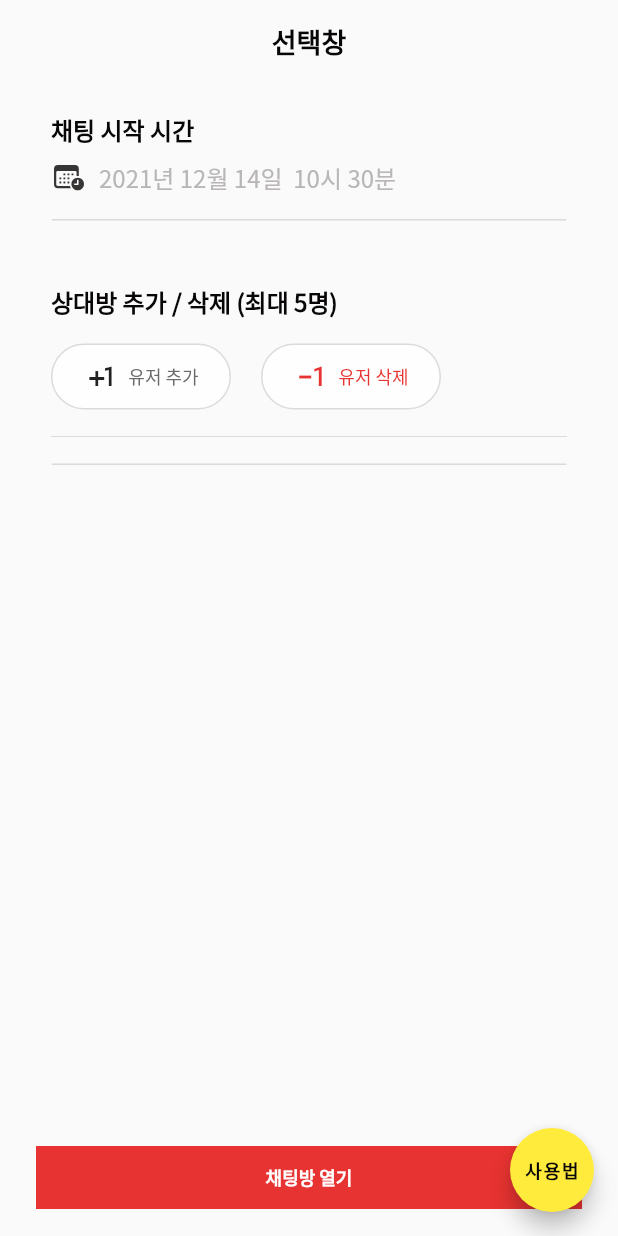
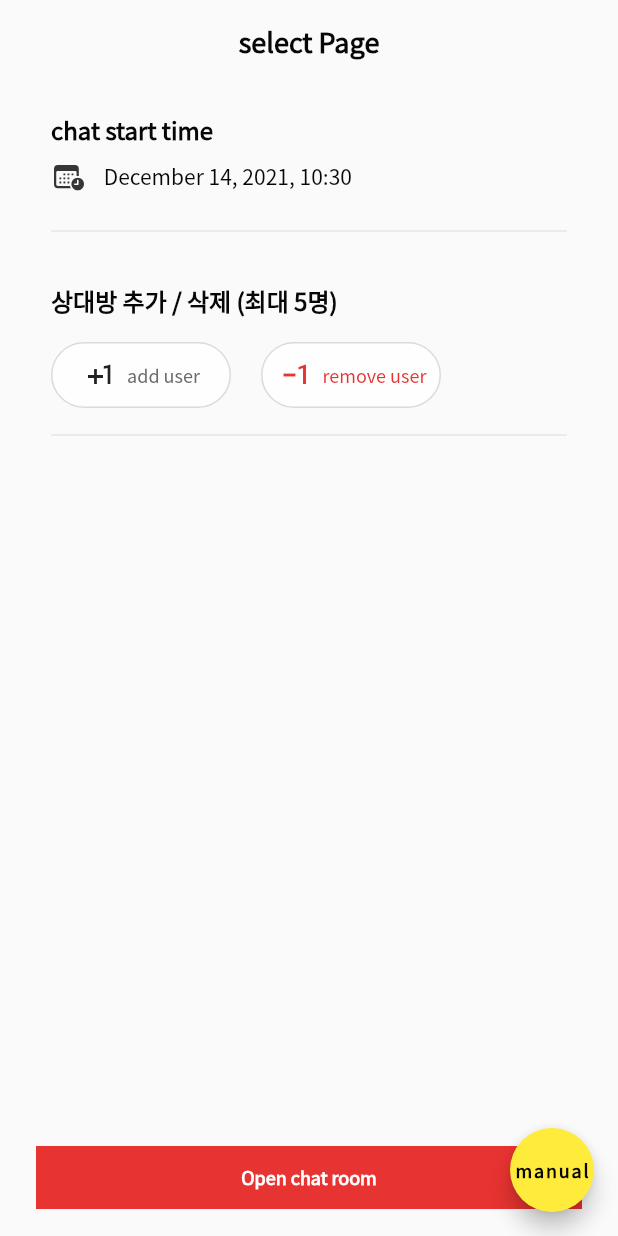
Before and after one commit to junddao/fakechat, a Flutter app: the screen it shows after launch, on a phone screen of 412 x 824 dp. Run offline on Flutter 3.47's test engine with Material 2 defaults, Android fonts, the phone set to English and light mode, and no system bars; our stand-ins replace adaptive_dialog, bubble, easy_localization, flutter_svg, google_mobile_ads, image_picker; missing offline and left inert: devicelocale.

Commit message:
광고 버그 수정, 셀렉트 페이지 디자인 수정

```diff
--- a/lib/main.dart
+++ b/lib/main.dart
@@ -1,13 +1,24 @@
+import 'package:easy_localization/easy_localization.dart';
+import 'package:fake_chat/generated/locale_keys.g.dart';
 import 'package:fake_chat/route.dart';
 import 'package:fake_chat/splash_screen.dart';
 import 'package:fake_chat/view/style/colors.dart';
 import 'package:flutter/material.dart';
 import 'package:google_mobile_ads/google_mobile_ads.dart';
 
-void main() {
+void main() async {
   WidgetsFlutterBinding.ensureInitialized();
   MobileAds.instance.initialize();
-  runApp(MyApp());
+  await EasyLocalization.ensureInitialized();
+
+  runApp(EasyLocalization(
+    supportedLocales: const [
+      Locale('ko'),
+      Locale('en'),
+    ],
+    path: 'assets/translations',
+    child: MyApp(),
+  ));
 }
 
 class MyApp extends StatelessWidget {
@@ -15,8 +26,11 @@ class MyApp extends StatelessWidget {
   @override
   Widget build(BuildContext context) {
     return MaterialApp(
+      localizationsDelegates: context.localizationDelegates,
+      supportedLocales: context.supportedLocales,
+      locale: context.locale,
       debugShowCheckedModeBanner: false,
-      title: 'Fake Chat',
+      title: LocaleKeys.splash_title.tr(),
       theme: ThemeData(
         primaryColor: Colors.white,
         accentColor: MColors.naver_green,
--- a/lib/splash_screen.dart
+++ b/lib/splash_screen.dart
@@ -1,5 +1,7 @@
+import 'package:fake_chat/generated/locale_keys.g.dart';
 import 'package:fake_chat/view/style/textstyles.dart';
 import 'package:flutter/material.dart';
+import 'package:easy_localization/easy_localization.dart';
 
 class SplashScreen extends StatefulWidget {
   @override
@@ -29,14 +31,14 @@ class _SplashScreenState extends State<SplashScreen> {
   @override
   Widget build(BuildContext context) {
     return Container(
-      decoration: BoxDecoration(
+      decoration: const BoxDecoration(
         color: Colors.white,
       ),
       child: Stack(
         alignment: Alignment.center,
         children: [
           Text(
-            'Fake Chat',
+            LocaleKeys.splash_title.tr(),
             style: MTextStyles.bold26black,
           ),
         ],
--- a/lib/view/page/manual/manual_page.dart
+++ b/lib/view/page/manual/manual_page.dart
@@ -1,6 +1,8 @@
+import 'package:fake_chat/generated/locale_keys.g.dart';
 import 'package:fake_chat/view/style/size_config.dart';
 import 'package:fake_chat/view/style/textstyles.dart';
 import 'package:flutter/material.dart';
+import 'package:easy_localization/easy_localization.dart';
 
 class ManualPage extends StatelessWidget {
   @override
@@ -12,7 +14,8 @@ class ManualPage extends StatelessWidget {
         foregroundColor: Colors.black,
         centerTitle: true,
         elevation: 0,
-        title: Text("사용법", style: MTextStyles.bold18Black),
+        title:
+            Text(LocaleKeys.manual_title.tr(), style: MTextStyles.bold18Black),
       ),
       body: SingleChildScrollView(
         child: Column(
@@ -20,7 +23,7 @@ class ManualPage extends StatelessWidget {
             const SizedBox(
               height: 20,
             ),
-            const Text('1. 아래 그림처럼 채팅방 생성', style: MTextStyles.bold26black),
+            Text(LocaleKeys.manual_1.tr(), style: MTextStyles.bold26black),
             const SizedBox(
               height: 20,
             ),
@@ -40,7 +43,7 @@ class ManualPage extends StatelessWidget {
             const SizedBox(
               height: 20,
             ),
-            const Text('2. 보내기 방법', style: MTextStyles.bold26black),
+            Text(LocaleKeys.manual_2.tr(), style: MTextStyles.bold26black),
             const SizedBox(
               height: 20,
             ),
@@ -60,7 +63,7 @@ class ManualPage extends StatelessWidget {
             const SizedBox(
               height: 20,
             ),
-            const Text('3. 유저 선택', style: MTextStyles.bold26black),
+            Text(LocaleKeys.manual_3.tr(), style: MTextStyles.bold26black),
             const SizedBox(
               height: 20,
             ),
@@ -80,7 +83,7 @@ class ManualPage extends StatelessWidget {
             const SizedBox(
               height: 20,
             ),
-            const Text('4. 결과 확인', style: MTextStyles.bold26black),
+            Text(LocaleKeys.manual_4.tr(), style: MTextStyles.bold26black),
             const SizedBox(
               height: 20,
             ),
--- a/lib/view/page/select/select_page.dart
+++ b/lib/view/page/select/select_page.dart
@@ -1,14 +1,19 @@
 import 'dart:io';
 
+import 'package:devicelocale/devicelocale.dart';
 import 'package:fake_chat/data/selected_data.dart';
+import 'package:fake_chat/generated/locale_keys.g.dart';
+import 'package:fake_chat/util/admob_service.dart';
 import 'package:fake_chat/view/style/colors.dart';
 import 'package:fake_chat/view/style/size_config.dart';
 import 'package:fake_chat/view/style/textstyles.dart';
 import 'package:flutter/material.dart';
 import 'package:flutter/services.dart';
 import 'package:flutter_svg/svg.dart';
+import 'package:google_mobile_ads/google_mobile_ads.dart';
 import 'package:image_picker/image_picker.dart';
 import 'package:intl/intl.dart';
+import 'package:easy_localization/easy_localization.dart';
 
 class SelectPage extends StatefulWidget {
   @override
@@ -21,7 +26,13 @@ class _SelectPageState extends State<SelectPage> {
 
   File? _myImage;
 
+  InterstitialAd? _interstitialAd;
+  int _numInterstitialLoadAttempts = 0;
+
+  int maxFailedLoadAttempts = 3;
+
   List<String>? _imagePaths = List.generate(5, (index) => '');
+  String? _backgroundImagePath;
   final picker = ImagePicker();
 
   // final TextEditingController myIdController = new TextEditingController();
@@ -32,11 +43,74 @@ class _SelectPageState extends State<SelectPage> {
 
   int otherUserCnt = 0;
 
+  List<String> months = [
+    'January',
+    'February',
+    'March',
+    'April',
+    'May',
+    'June',
+    'July',
+    'August',
+    'September',
+    'October',
+    'November',
+    'December'
+  ];
   @override
   void initState() {
     super.initState();
+
     pickedDate = DateTime.now();
     time = TimeOfDay.now();
+
+    _createInterstitialAd();
+  }
+
+  @override
+  void dispose() {
+    _interstitialAd?.dispose();
+    super.dispose();
+  }
+
+  void _createInterstitialAd() {
+    String adId = AdMobService().getInterstitialAdId()!;
+    // String adId = 'ca-app-pub-3940256099942544/1033173712';
+    InterstitialAd.load(
+        adUnitId: adId,
+        request: AdRequest(),
+        adLoadCallback: InterstitialAdLoadCallback(
+          onAdLoaded: (InterstitialAd ad) {
+            _interstitialAd = ad;
+            _numInterstitialLoadAttempts = 0;
+          },
+          onAdFailedToLoad: (LoadAdError error) {
+            _numInterstitialLoadAttempts += 1;
+            _interstitialAd = null;
+            if (_numInterstitialLoadAttempts <= maxFailedLoadAttempts) {
+              _createInterstitialAd();
+            }
+          },
+        ));
+  }
+
+  void _showInterstitialAd() {
+    if (_interstitialAd == null) {
+      print('Warning: attempt to show interstitial before loaded.');
+      return;
+    }
+    _interstitialAd!.fullScreenContentCallback = FullScreenContentCallback(
+      onAdDismissedFullScreenContent: (InterstitialAd ad) {
+        ad.dispose();
+        _createInterstitialAd();
+      },
+      onAdFailedToShowFullScreenContent: (InterstitialAd ad, AdError error) {
+        ad.dispose();
+        _createInterstitialAd();
+      },
+    );
+    _interstitialAd!.show();
+    _interstitialAd = null;
   }
 
   Future getYourImage(int index) async {
@@ -60,7 +134,7 @@ class _SelectPageState extends State<SelectPage> {
       floatingActionButton: FloatingActionButton(
         backgroundColor: Colors.yellow,
         child: Text(
-          "사용법",
+          LocaleKeys.manual_title.tr(),
           style: MTextStyles.bold12Black,
         ),
         onPressed: () {
@@ -73,7 +147,8 @@ class _SelectPageState extends State<SelectPage> {
   _appBar() {
     return AppBar(
         automaticallyImplyLeading: false,
-        title: Text("선택창", style: MTextStyles.bold18Black),
+        title:
+            Text(LocaleKeys.select_page.tr(), style: MTextStyles.bold18Black),
         centerTitle: true,
         elevation: 0.0,
         backgroundColor: Colors.transparent);
@@ -94,8 +169,9 @@ class _SelectPageState extends State<SelectPage> {
                   child: Column(
                     crossAxisAlignment: CrossAxisAlignment.start,
                     children: [
-                      Text("채팅 시작 시간", style: MTextStyles.bold16Black),
-                      SizedBox(
+                      Text(LocaleKeys.chat_start_time.tr(),
+                          style: MTextStyles.bold16Black),
+                      const SizedBox(
                         height: 8,
                       ),
                       InkWell(
@@ -107,63 +183,74 @@ class _SelectPageState extends State<SelectPage> {
                         child: Row(
                           children: [
                             SvgPicture.asset('assets/icons/calendar.svg'),
-                            SizedBox(
+                            const SizedBox(
                               width: 8,
                             ),
-                            Text(
-                              "${pickedDate!.year}년 ${pickedDate!.month}월 ${pickedDate!.day}일  " +
-                                  "${time!.hour}시 ${time!.minute}분",
-                              style: MTextStyles.regular16Pinkish_grey,
+                            context.locale.languageCode == "ko"
+                                ? Text(
+                                    "${pickedDate!.year}년 ${pickedDate!.month}월 ${pickedDate!.day}일,  ${time!.hour}시 ${time!.minute}분",
+                                    style: MTextStyles.regular14BlackColor,
+                                  )
+                                : Text(
+                                    " ${months[pickedDate!.month - 1]} ${pickedDate!.day}, ${pickedDate!.year}, ${time!.hour}:${time!.minute}",
+                                    style: MTextStyles.regular14BlackColor,
                                   ),
                           ],
                         ),
                       ),
-                      SizedBox(height: 16),
+                      const SizedBox(height: 16),
                       // 구분줄
-                      Container(
-                        height: 1,
-                        width: SizeConfig.screenWidth! - 40,
-                        decoration: BoxDecoration(
-                            border: Border.all(
-                          color: MColors.white_three,
-                        )),
-                      ),
-                      SizedBox(height: 16),
-
-                      // Text("내 대화명", style: MTextStyles.bold16Black),
+                      const Divider(),
+                      // Container(
+                      //   height: 1,
+                      //   width: SizeConfig.screenWidth! - 40,
+                      //   decoration: BoxDecoration(
+                      //       border: Border.all(
+                      //     color: MColors.white_three,
+                      //   )),
+                      // ),
+                      // const SizedBox(height: 16),
+                      // Text("채팅방 배경 사진 선택", style: MTextStyles.bold16Black),
                       // SizedBox(height: 16),
-                      // Container(
-                      //   height: 54,
-                      //   // width: SizeConfig.screenWidth - 200,
-                      //   padding:
-                      //       EdgeInsets.only(left: 16, right: 16, bottom: 4),
-                      //   decoration: BoxDecoration(
-                      //       borderRadius: BorderRadius.all(Radius.circular(8)),
-                      //       border: Border.all(
-                      //           color: MColors.pinkish_grey, width: 1)),
-                      //   child: TextFormField(
-                      //     controller: myIdController,
-                      //     // onChanged: (value){
-                      //     //   if(value.length >15)
-                      //     //     _meetingNameController.text = value.substring(0,value.length);
-                      //     // },
-                      //     inputFormatters: [
-                      //       LengthLimitingTextInputFormatter(15),
-                      //     ],
-                      //     decoration: InputDecoration(
-                      //       hintText: "자신의 대화명을 입력해주세요..",
-                      //       hintStyle: MTextStyles.medium16WhiteThree,
-                      //       labelStyle: TextStyle(color: Colors.transparent),
-                      //       counterText: '',
-                      //       border: UnderlineInputBorder(
-                      //         borderSide: BorderSide.none,
+                      // Row(children: [
+                      //   SizedBox(width: 16),
+                      //   InkWell(
+                      //     onTap: () {
+                      //       getBackgroundImage();
+                      //     },
+                      //     child: Container(
+                      //       height: 44,
+                      //       width: 120,
+                      //       decoration: BoxDecoration(
+                      //           borderRadius:
+                      //               BorderRadius.all(Radius.circular(24)),
+                      //           border: Border.all(
+                      //               color: MColors.white_three, width: 1),
+                      //           color: MColors.white),
+                      //       child: Padding(
+                      //         padding:
+                      //             const EdgeInsets.only(left: 10, right: 10),
+                      //         child: Center(
+                      //           child: Row(
+                      //             mainAxisAlignment: MainAxisAlignment.center,
+                      //             children: [
+                      //               SvgPicture.asset(
+                      //                   'assets/icons/camera_g.svg'),
+                      //               const SizedBox(
+                      //                 width: 6,
+                      //               ),
+                      //               const Text('사진 선택',
+                      //                   style:
+                      //                       MTextStyles.medium12BrownishGrey),
+                      //             ],
+                      //           ),
+                      //         ),
                       //       ),
                       //     ),
                       //   ),
-                      // ),
-                      // SizedBox(height: 16),
-
-                      // divideLine(),
+                      // ]),
+                      // SizedBox(height: 10),
+                      // Divider(),
                       SizedBox(height: 10),
                       addUser(),
                       SizedBox(height: 10),
@@ -174,7 +261,7 @@ class _SelectPageState extends State<SelectPage> {
                       otherUserCnt > 2 ? otherUserWidget(2) : SizedBox.shrink(),
                       otherUserCnt > 3 ? otherUserWidget(3) : SizedBox.shrink(),
                       otherUserCnt > 4 ? otherUserWidget(4) : SizedBox.shrink(),
-                      divideLine(),
+                      // divideLine(),
 
                       SizedBox(height: 30),
                     ],
@@ -220,6 +307,8 @@ class _SelectPageState extends State<SelectPage> {
                         yourImage: _yourImages,
                       );
 
+                      _showInterstitialAd();
+
                       Navigator.of(context)
                           .pushNamed("ChatPage", arguments: selectedData);
                     }
@@ -227,9 +316,9 @@ class _SelectPageState extends State<SelectPage> {
                   child: Container(
                     padding: EdgeInsets.symmetric(horizontal: 0, vertical: 12),
                     width: SizeConfig.screenWidth! - 48,
-                    child: const Center(
+                    child: Center(
                       child: Text(
-                        "채팅방 열기",
+                        LocaleKeys.open_chat_room.tr(),
                         style: MTextStyles.bold12White,
                       ),
                     ),
@@ -253,8 +342,6 @@ class _SelectPageState extends State<SelectPage> {
       )),
     );
   }
-
-  loadImage() {}
 
   Future<void> _pickDate() async {
     DateTime? date = await showDatePicker(
@@ -300,7 +387,18 @@ class _SelectPageState extends State<SelectPage> {
   }
 
   Widget otherUserWidget(index) {
-    return Column(
+    return Padding(
+      padding: const EdgeInsets.only(bottom: 10),
+      child: Container(
+        decoration: BoxDecoration(
+          // color: MColors.white_three08,
+          border: Border.all(color: Colors.black, width: 3.0),
+          borderRadius: BorderRadius.all(
+            Radius.circular(12),
+          ),
+        ),
+        padding: EdgeInsets.all(8),
+        child: Column(
           crossAxisAlignment: CrossAxisAlignment.start,
           children: [
             SizedBox(height: 16),
@@ -346,7 +444,8 @@ class _SelectPageState extends State<SelectPage> {
                     width: 120,
                     decoration: BoxDecoration(
                         borderRadius: BorderRadius.all(Radius.circular(24)),
-                    border: Border.all(color: MColors.white_three, width: 1),
+                        border:
+                            Border.all(color: MColors.white_three, width: 1),
                         color: MColors.white),
                     child: Padding(
                       padding: const EdgeInsets.only(left: 10, right: 10),
@@ -358,7 +457,8 @@ class _SelectPageState extends State<SelectPage> {
                             SizedBox(
                               width: 6,
                             ),
-                        Text('사진 선택', style: MTextStyles.medium12BrownishGrey),
+                            Text('사진 선택',
+                                style: MTextStyles.medium12BrownishGrey),
                           ],
                         ),
                       ),
@@ -380,9 +480,9 @@ class _SelectPageState extends State<SelectPage> {
                 ),
               ],
             ),
-        SizedBox(height: 10),
-        Divider(),
           ],
+        ),
+      ),
     );
   }
 
@@ -390,9 +490,9 @@ class _SelectPageState extends State<SelectPage> {
     return Column(
       crossAxisAlignment: CrossAxisAlignment.start,
       children: [
-        SizedBox(height: 16),
-        Text("상대방 추가 / 삭제 (최대 5명)", style: MTextStyles.bold16Black),
-        SizedBox(height: 16),
+        const SizedBox(height: 16),
+        const Text("상대방 추가 / 삭제 (최대 5명)", style: MTextStyles.bold16Black),
+        const SizedBox(height: 16),
         Row(
           children: [
             InkWell(
@@ -414,18 +514,19 @@ class _SelectPageState extends State<SelectPage> {
                     child: Row(
                       mainAxisAlignment: MainAxisAlignment.center,
                       children: [
-                        Icon(Icons.plus_one),
-                        SizedBox(
+                        const Icon(Icons.plus_one),
+                        const SizedBox(
                           width: 6,
                         ),
-                        Text('유저 추가', style: MTextStyles.medium12BrownishGrey),
+                        Text(LocaleKeys.add_user.tr(),
+                            style: MTextStyles.medium12BrownishGrey),
                       ],
                     ),
                   ),
                 ),
               ),
             ),
-            SizedBox(width: 20),
+            const SizedBox(width: 20),
             InkWell(
               onTap: () {
                 setState(() {
@@ -436,7 +537,7 @@ class _SelectPageState extends State<SelectPage> {
                 height: 44,
                 width: 120,
                 decoration: BoxDecoration(
-                    borderRadius: BorderRadius.all(Radius.circular(24)),
+                    borderRadius: const BorderRadius.all(Radius.circular(24)),
                     border: Border.all(color: MColors.white_three, width: 1),
                     color: MColors.white),
                 child: Padding(
@@ -445,11 +546,13 @@ class _SelectPageState extends State<SelectPage> {
                     child: Row(
                       mainAxisAlignment: MainAxisAlignment.center,
                       children: [
-                        Icon(Icons.exposure_minus_1, color: MColors.tomato),
-                        SizedBox(
+                        const Icon(Icons.exposure_minus_1,
+                            color: MColors.tomato),
+                        const SizedBox(
                           width: 6,
                         ),
-                        Text('유저 삭제', style: MTextStyles.medium12tomato),
+                        Text(LocaleKeys.remove_user.tr(),
+                            style: MTextStyles.medium12tomato),
                       ],
                     ),
                   ),
@@ -461,4 +564,16 @@ class _SelectPageState extends State<SelectPage> {
       ],
     );
   }
+
+  void getBackgroundImage() async {
+    final pickedFile = await picker.pickImage(source: ImageSource.gallery);
+
+    setState(() {
+      if (pickedFile != null) {
+        _backgroundImagePath = pickedFile.path;
+      } else {
+        print('No image selected.');
       }
+    });
+  }
+}
```
Also changed, not shown: assets/translations/en.json (added, +19 -0 lines), assets/translations/ko.json (added, +19 -0 lines), lib/util/admob_service.dart (+0 -10 lines), lib/view/page/chat/chat_page.dart (+65 -66 lines), pubspec.yaml (+4 -7 lines), lib/generated/locale_keys.g.dart (added), pubspec.lock, 2 other files. Lines whose indentation alone changed are shown as unchanged.
